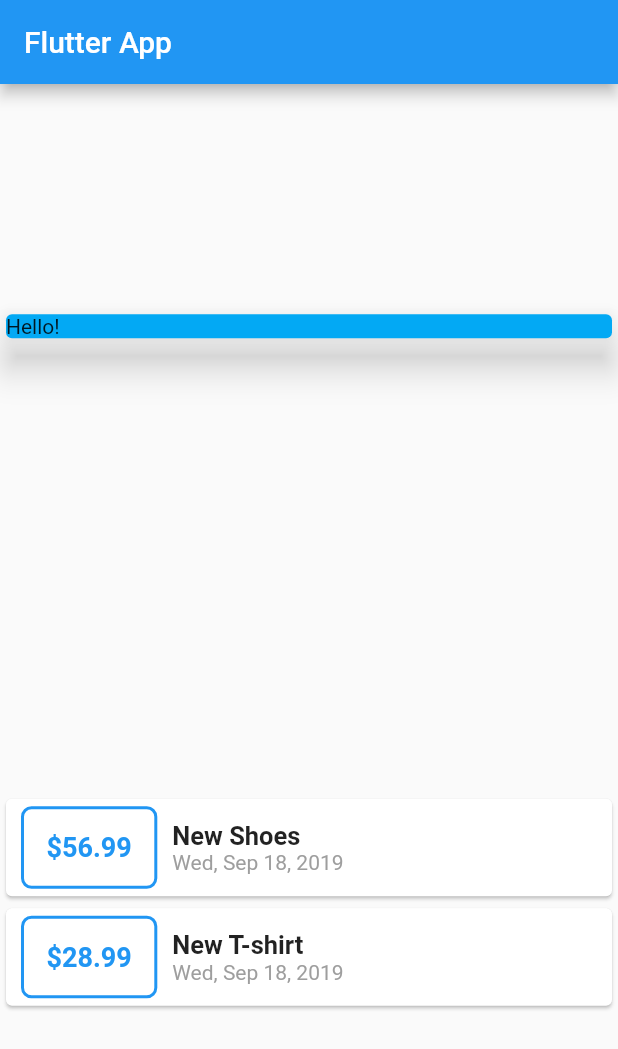
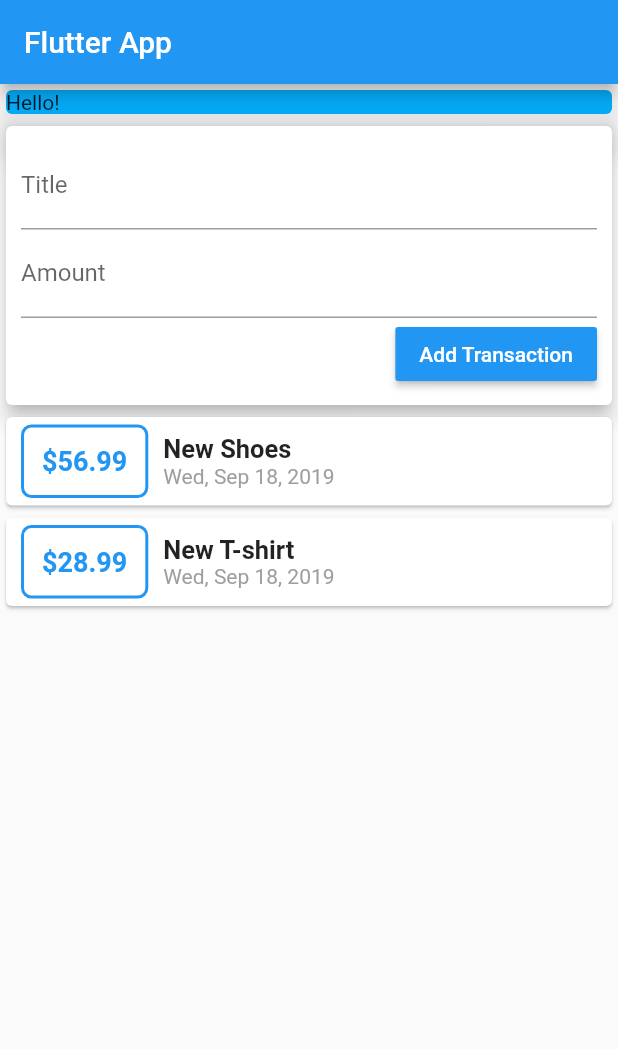
Before and after one commit to agungsepruloh/flutter_expenses_app, a Flutter app: the screen it shows after launch, on a phone screen of 412 x 824 dp. Shown: the top 1049 px of the screen. Run offline on Flutter 3.47's test engine with Material 2 defaults, Android fonts, the phone set to English and light mode, and no system bars.

Commit message:
18. Adding text input widgets [TextField]

```diff
--- a/lib/main.dart
+++ b/lib/main.dart
@@ -37,7 +37,7 @@ class MyHomePage extends StatelessWidget {
         title: Text('Flutter App'),
       ),
       body: Column(
-        mainAxisAlignment: MainAxisAlignment.spaceAround,
+        mainAxisAlignment: MainAxisAlignment.start,
         crossAxisAlignment: CrossAxisAlignment.stretch,
         children: <Widget>[
           Container(
@@ -46,6 +46,29 @@ class MyHomePage extends StatelessWidget {
               color: Colors.lightBlue,
               child: Text('Hello!'),
               elevation: 10,
+            ),
+          ),
+          Card(
+            elevation: 5,
+            child: Container(
+              margin: EdgeInsets.all(10),
+              child: Column(
+                crossAxisAlignment: CrossAxisAlignment.end,
+                children: <Widget>[
+                  TextField(
+                    decoration: InputDecoration(labelText: 'Title'),
+                  ),
+                  TextField(
+                    decoration: InputDecoration(labelText: 'Amount'),
+                  ),
+                  RaisedButton(
+                    color: Colors.blue,
+                    textColor: Colors.white,
+                    child: Text('Add Transaction'),
+                    onPressed: () {},
+                  ),
+                ],
+              ),
             ),
           ),
           Column(
@@ -58,7 +81,7 @@ class MyHomePage extends StatelessWidget {
                         vertical: 5,
                         horizontal: 10,
                       ),
-                      padding: EdgeInsets.all(15),
+                      padding: EdgeInsets.all(12),
                       decoration: BoxDecoration(
                         border: Border.all(
                           width: 2,
```
